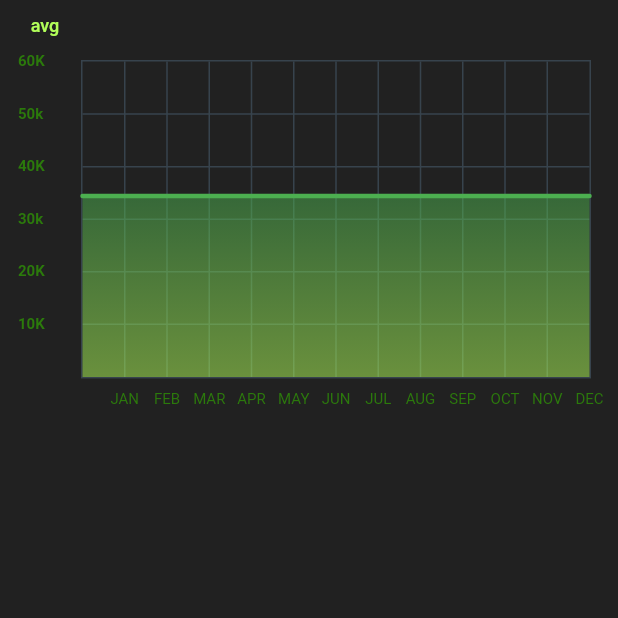
After one commit to gaddie/chama_app, a Flutter app: the LineChartSample2 screen opened directly, after a tap on "avg", on a phone screen of 412 x 824 dp, the top half of it. The commit adds this screen. Run offline on Flutter 3.47's test engine with Material 2 defaults, Android fonts, the light colour scheme and no system bars; drawn by our look-alikes of fl_chart.

Commit message:
addition of statistics screen

```diff
--- a/lib/constants.dart
+++ b/lib/constants.dart
@@ -8,3 +8,5 @@ const kBackgroundColor = BoxDecoration(
 );
 
 const kTextColor = Color(0xff00337C);
+
+const kDarkGreen = Color(0xff2B7A0B);
--- a/lib/home.dart
+++ b/lib/home.dart
@@ -3,6 +3,7 @@ import 'constants.dart';
 import 'reusableCard.dart';
 import 'imageAvatar.dart';
 import 'bigCard.dart';
+import 'stats_screen.dart';
 
 class HomePage extends StatefulWidget {
   @override
@@ -145,12 +146,20 @@ class _HomePageState extends State<HomePage> {
                       SizedBox(
                         height: 17,
                       ),
-                      ReusableCard(
-                        iconSize: 40,
-                        label: 'Statistics',
-                        cardHeight: 80.0,
-                        cardWidth: 100.0,
-                        icon: Icons.bar_chart,
+                      GestureDetector(
+                        onTap: () {
+                          Navigator.push(
+                              context,
+                              MaterialPageRoute(
+                                  builder: (context) => LineChartSample2()));
+                        },
+                        child: ReusableCard(
+                          iconSize: 40,
+                          label: 'Statistics',
+                          cardHeight: 80.0,
+                          cardWidth: 100.0,
+                          icon: Icons.bar_chart,
+                        ),
                       ),
                     ],
                   ),
--- /dev/null
+++ b/lib/stats_screen.dart
@@ -0,0 +1,325 @@
+import 'package:fl_chart/fl_chart.dart';
+import 'package:flutter/material.dart';
+import 'constants.dart';
+
+class LineChartSample2 extends StatefulWidget {
+  @override
+  State<LineChartSample2> createState() => _LineChartSample2State();
+}
+
+class _LineChartSample2State extends State<LineChartSample2> {
+  bool showAvg = false;
+
+  @override
+  Widget build(BuildContext context) {
+    return Scaffold(
+      body: Container(
+        height: double.infinity,
+        decoration: BoxDecoration(color: Colors.black87),
+        child: ListView(children: [
+          Stack(
+            children: <Widget>[
+              AspectRatio(
+                aspectRatio: 1.40,
+                child: Padding(
+                  padding: EdgeInsets.only(
+                    right: 18,
+                    left: 12,
+                    top: 40,
+                    bottom: 12,
+                  ),
+                  child: LineChart(
+                    showAvg ? avgData() : mainData(),
+                  ),
+                ),
+              ),
+              SizedBox(
+                width: 60,
+                height: 34,
+                child: TextButton(
+                  onPressed: () {
+                    setState(() {
+                      showAvg = !showAvg;
+                    });
+                  },
+                  child: Text(
+                    'avg',
+                    style:
+                        TextStyle(fontSize: 12, color: Colors.lightGreenAccent),
+                  ),
+                ),
+              ),
+            ],
+          ),
+        ]),
+      ),
+    );
+  }
+
+  Widget bottomTitleWidgets(double value, TitleMeta meta) {
+    const style = TextStyle(fontSize: 10, color: kDarkGreen);
+    Widget text;
+    switch (value.toInt()) {
+      case 1:
+        text = Text('JAN', style: style);
+        break;
+      case 2:
+        text = Text('FEB', style: style);
+        break;
+      case 3:
+        text = Text('MAR', style: style);
+        break;
+      case 4:
+        text = Text('APR', style: style);
+        break;
+      case 5:
+        text = Text('MAY', style: style);
+        break;
+      case 6:
+        text = Text('JUN', style: style);
+        break;
+      case 7:
+        text = Text('JUL', style: style);
+        break;
+      case 8:
+        text = Text('AUG', style: style);
+        break;
+      case 9:
+        text = Text('SEP', style: style);
+        break;
+      case 10:
+        text = Text('OCT', style: style);
+        break;
+      case 11:
+        text = Text('NOV', style: style);
+        break;
+      case 12:
+        text = Text('DEC', style: style);
+        break;
+
+      default:
+        text = Text('', style: style);
+        break;
+    }
+
+    return SideTitleWidget(
+      axisSide: meta.axisSide,
+      child: text,
+    );
+  }
+
+  Widget leftTitleWidgets(double value, TitleMeta meta) {
+    const style =
+        TextStyle(fontWeight: FontWeight.bold, fontSize: 10, color: kDarkGreen);
+    String text;
+    switch (value.toInt()) {
+      case 1:
+        text = '10K';
+        break;
+      case 2:
+        text = '20K';
+        break;
+      case 3:
+        text = '30k';
+        break;
+      case 4:
+        text = '40K';
+        break;
+      case 5:
+        text = '50k';
+        break;
+      case 6:
+        text = '60K';
+        break;
+      default:
+        return Container();
+    }
+
+    return Text(text, style: style, textAlign: TextAlign.left);
+  }
+
+  LineChartData mainData() {
+    return LineChartData(
+      gridData: FlGridData(
+        show: true,
+        drawVerticalLine: true,
+        horizontalInterval: 1,
+        verticalInterval: 1,
+        getDrawingHorizontalLine: (value) {
+          return FlLine(
+            color: kDarkGreen,
+            strokeWidth: 1,
+          );
+        },
+        getDrawingVerticalLine: (value) {
+          return FlLine(
+            color: kDarkGreen,
+            strokeWidth: 1,
+          );
+        },
+      ),
+      titlesData: FlTitlesData(
+        show: true,
+        rightTitles: AxisTitles(
+          sideTitles: SideTitles(showTitles: false),
+        ),
+        topTitles: AxisTitles(
+          sideTitles: SideTitles(showTitles: false),
+        ),
+        bottomTitles: AxisTitles(
+          sideTitles: SideTitles(
+            showTitles: true,
+            reservedSize: 30,
+            interval: 1,
+            getTitlesWidget: bottomTitleWidgets,
+          ),
+        ),
+        leftTitles: AxisTitles(
+          sideTitles: SideTitles(
+            showTitles: true,
+            interval: 1,
+            getTitlesWidget: leftTitleWidgets,
+            reservedSize: 42,
+          ),
+        ),
+      ),
+      borderData: FlBorderData(
+        show: true,
+        border: Border.all(color: const Color(0xff37434d)),
+      ),
+      minX: 0,
+      maxX: 12,
+      minY: 0,
+      maxY: 6,
+      lineBarsData: [
+        LineChartBarData(
+          spots: const [
+            FlSpot(0, 3),
+            FlSpot(1, 2),
+            FlSpot(2, 5),
+            FlSpot(3, 4),
+            FlSpot(4, 4),
+            FlSpot(5, 3),
+            FlSpot(6, 4),
+            FlSpot(7, 1),
+            FlSpot(8, 4),
+            FlSpot(9, 5),
+            FlSpot(10, 4),
+            FlSpot(11, 4),
+            FlSpot(12, 4),
+          ],
+          isCurved: true,
+          color: Colors.green,
+          barWidth: 2,
+          isStrokeCapRound: true,
+          dotData: FlDotData(
+            show: false,
+          ),
+          belowBarData: BarAreaData(
+            show: true,
+            gradient: LinearGradient(
+                begin: Alignment.topCenter,
+                end: Alignment.bottomCenter,
+                colors: [
+                  Colors.green.withOpacity(0.5),
+                  Colors.lightGreenAccent.withOpacity(0.5),
+                ]),
+          ),
+        ),
+      ],
+    );
+  }
+
+  LineChartData avgData() {
+    return LineChartData(
+      lineTouchData: LineTouchData(enabled: false),
+      gridData: FlGridData(
+        show: true,
+        drawHorizontalLine: true,
+        verticalInterval: 1,
+        horizontalInterval: 1,
+        getDrawingVerticalLine: (value) {
+          return FlLine(
+            color: const Color(0xff37434d),
+            strokeWidth: 1,
+          );
+        },
+        getDrawingHorizontalLine: (value) {
+          return FlLine(
+            color: const Color(0xff37434d),
+            strokeWidth: 1,
+          );
+        },
+      ),
+      titlesData: FlTitlesData(
+        show: true,
+        bottomTitles: AxisTitles(
+          sideTitles: SideTitles(
+            showTitles: true,
+            reservedSize: 30,
+            getTitlesWidget: bottomTitleWidgets,
+            interval: 1,
+          ),
+        ),
+        leftTitles: AxisTitles(
+          sideTitles: SideTitles(
+            showTitles: true,
+            getTitlesWidget: leftTitleWidgets,
+            reservedSize: 42,
+            interval: 1,
+          ),
+        ),
+        topTitles: AxisTitles(
+          sideTitles: SideTitles(showTitles: false),
+        ),
+        rightTitles: AxisTitles(
+          sideTitles: SideTitles(showTitles: false),
+        ),
+      ),
+      borderData: FlBorderData(
+        show: true,
+        border: Border.all(color: const Color(0xff37434d)),
+      ),
+      minX: 0,
+      maxX: 12,
+      minY: 0,
+      maxY: 6,
+      lineBarsData: [
+        LineChartBarData(
+          spots: const [
+            FlSpot(0, 3.44),
+            FlSpot(1, 3.44),
+            FlSpot(2, 3.44),
+            FlSpot(3, 3.44),
+            FlSpot(4, 3.44),
+            FlSpot(5, 3.44),
+            FlSpot(6, 3.44),
+            FlSpot(7, 3.44),
+            FlSpot(8, 3.44),
+            FlSpot(9, 3.44),
+            FlSpot(10, 3.44),
+            FlSpot(11, 3.44),
+            FlSpot(12, 3.44),
+          ],
+          isCurved: true,
+          color: Colors.green,
+          barWidth: 3,
+          isStrokeCapRound: true,
+          dotData: FlDotData(
+            show: false,
+          ),
+          belowBarData: BarAreaData(
+            show: true,
+            gradient: LinearGradient(
+                begin: Alignment.topCenter,
+                end: Alignment.bottomCenter,
+                colors: [
+                  Colors.green.withOpacity(0.5),
+                  Colors.lightGreenAccent.withOpacity(0.5),
+                ]),
+          ),
+        ),
+      ],
+    );
+  }
+}
```
Also changed, not shown: pubspec.yaml (+6 -30 lines), pubspec.lock, 5 other files.
